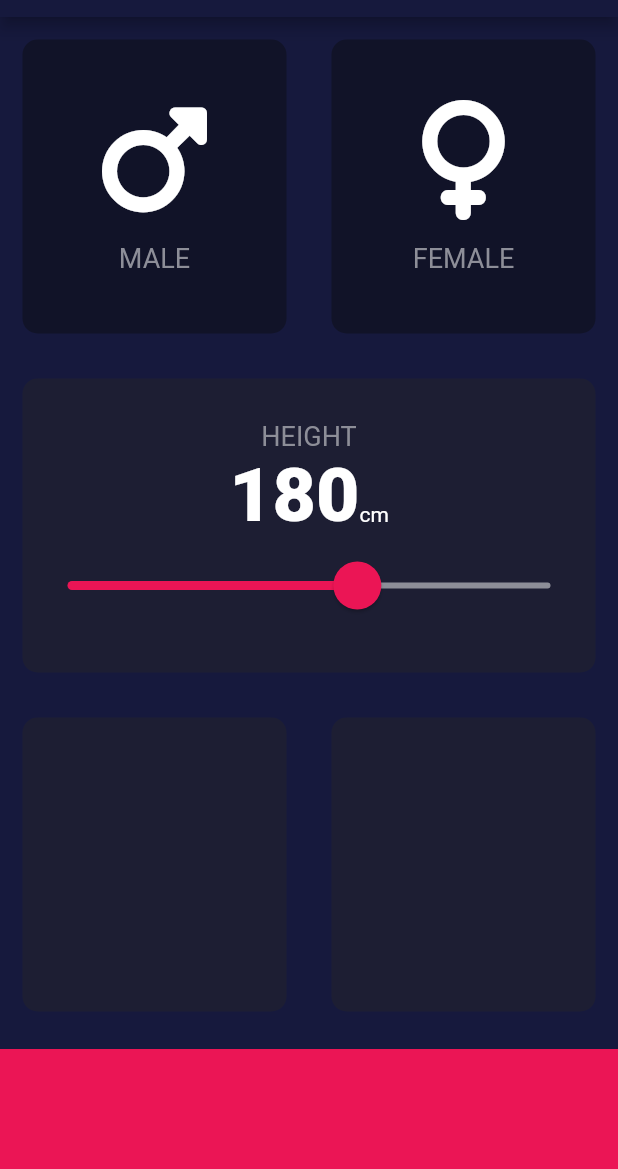
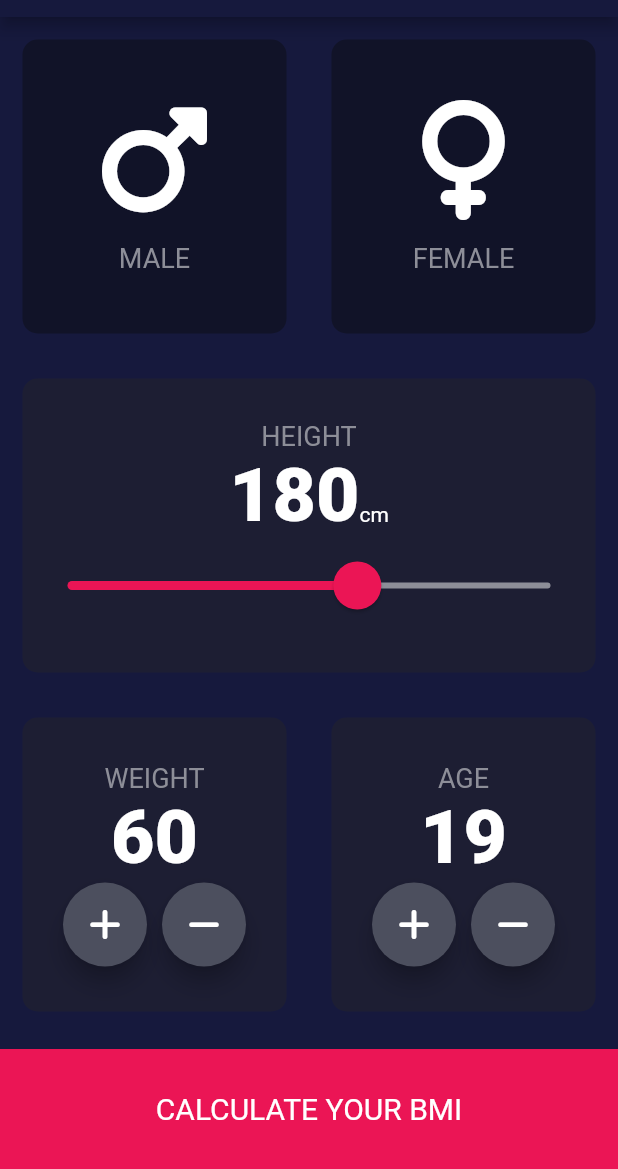
Before and after one commit to selinguz/bmi_calculator, a Flutter app: the screen it shows after launch, on a phone screen of 412 x 824 dp, the part 67-1236 px from its top. Run offline on Flutter 3.47's test engine with Material 2 defaults, Android fonts, the phone set to English and light mode, and no system bars; our stand-ins replace font_awesome_flutter.

Commit message:
RawMaterialButton ile butonlar oluşturularak UI tamamlandı

```diff
--- a/lib/input_page.dart
+++ b/lib/input_page.dart
@@ -19,9 +19,8 @@ class InputPage extends StatefulWidget {
 class _InputPageState extends State<InputPage> {
   Gender? selectedGender;
   int height = 180;
-
-  //Color maleCardColor = inactiveCardColor;
-  //Color femaleCardColor = inactiveCardColor;
+  int weight = 60;
+  int age = 19;
 
   @override
   Widget build(BuildContext context) {
@@ -103,10 +102,10 @@ class _InputPageState extends State<InputPage> {
                           data: SliderTheme.of(context).copyWith(
                             activeTrackColor: Color(0xFFEB1555),
                             inactiveTrackColor: Color(0xFF8D8E98),
-                            thumbShape: RoundSliderThumbShape
-                              (enabledThumbRadius: 16.0),
-                            overlayShape: RoundSliderOverlayShape
-                              (overlayRadius: 30.0),
+                            thumbShape:
+                                RoundSliderThumbShape(enabledThumbRadius: 16.0),
+                            overlayShape:
+                                RoundSliderOverlayShape(overlayRadius: 30.0),
                             overlayColor: Color(0x29EB1555),
                             thumbColor: Color(0xFFEB1555),
                           ),
@@ -132,22 +131,136 @@ class _InputPageState extends State<InputPage> {
             child: Row(
               children: [
                 Expanded(
-                  child: ReusableCard(colour: kActiveCardColor, onPress: () {}),
+                  child: ReusableCard(
+                    cardChild: Column(
+                      mainAxisAlignment: MainAxisAlignment.center,
+                      children: [
+                        Text(
+                          'WEIGHT',
+                          style: kLabelTextStyle,
+                        ),
+                        Text(
+                          weight.toString(),
+                          style: kNumberTextStyle,
+                        ),
+                        Row(
+                          mainAxisAlignment: MainAxisAlignment.center,
+                          children: [
+                            RoundIconButton(
+                              icon: FontAwesomeIcons.plus,
+                              onPressed: () {
+                                setState(() {
+                                  weight++;
+                                });
+                              },
+                            ),
+                            SizedBox(
+                              width: 10.0,
+                            ),
+                            RoundIconButton(
+                              onPressed: () {
+                                setState(() {
+                                  if(weight>0){
+                                    weight--;
+                                  }
+                                  else if(weight==0){
+                                    weight=0;
+                                  };
+                                });
+                              },
+                              icon: FontAwesomeIcons.minus,
+                            ),
+                          ],
+                        ),
+                      ],
+                    ),
+                    colour: kActiveCardColor,
+                    onPress: () {},
+                  ),
                 ),
                 Expanded(
-                  child: ReusableCard(colour: kActiveCardColor, onPress: () {}),
+                  child: ReusableCard(
+                    cardChild: Column(
+                      mainAxisAlignment: MainAxisAlignment.center,
+                      children: [
+                        Text(
+                          'AGE',
+                          style: kLabelTextStyle,
+                        ),
+                        Text(
+                          age.toString(),
+                          style: kNumberTextStyle,
+                        ),
+                        Row(
+                          mainAxisAlignment: MainAxisAlignment.center,
+                          children: [
+                            RoundIconButton(
+                              icon: FontAwesomeIcons.plus,
+                              onPressed: () {
+                                setState(() {
+                                  age++;
+                                });
+                              },
+                            ),
+                            SizedBox(
+                              width: 10.0,
+                            ),
+                            RoundIconButton(
+                              icon: FontAwesomeIcons.minus,
+                              onPressed: () {
+                                setState(() {
+                                  if (age > 0) {
+                                    age--;
+                                  } else if (age == 0) {
+                                    age = 0;
+                                  }
+                                });
+                              },
+                            ),
+                          ],
+                        ),
+                      ],
+                    ),
+                    colour: kActiveCardColor,
+                    onPress: () {},
+                  ),
                 ),
               ],
             ),
           ),
           Container(
+            alignment: Alignment.center,
             color: kBottomContainerColor,
             height: kBottomContainerHeight,
             width: double.infinity,
             margin: EdgeInsets.only(top: 10.0),
+            child: Text('CALCULATE YOUR BMI',style: TextStyle(color: Colors
+                .white,fontSize: 20),),
           ),
         ],
       ),
     );
   }
 }
+
+class RoundIconButton extends StatelessWidget {
+  final IconData icon;
+  final Function onPressed;
+
+  const RoundIconButton(
+      {super.key, required this.icon, required this.onPressed});
+
+  @override
+  Widget build(BuildContext context) {
+    return RawMaterialButton(
+      onPressed: () {
+        onPressed();
+      },
+      shape: CircleBorder(),
+      child: Icon(icon),
+      constraints: BoxConstraints.tightFor(width: 56.0, height: 56.0),
+      fillColor: Color(0xFF4C4F5E),
+      elevation: 6.0,
+    );
+  }
+}
```
